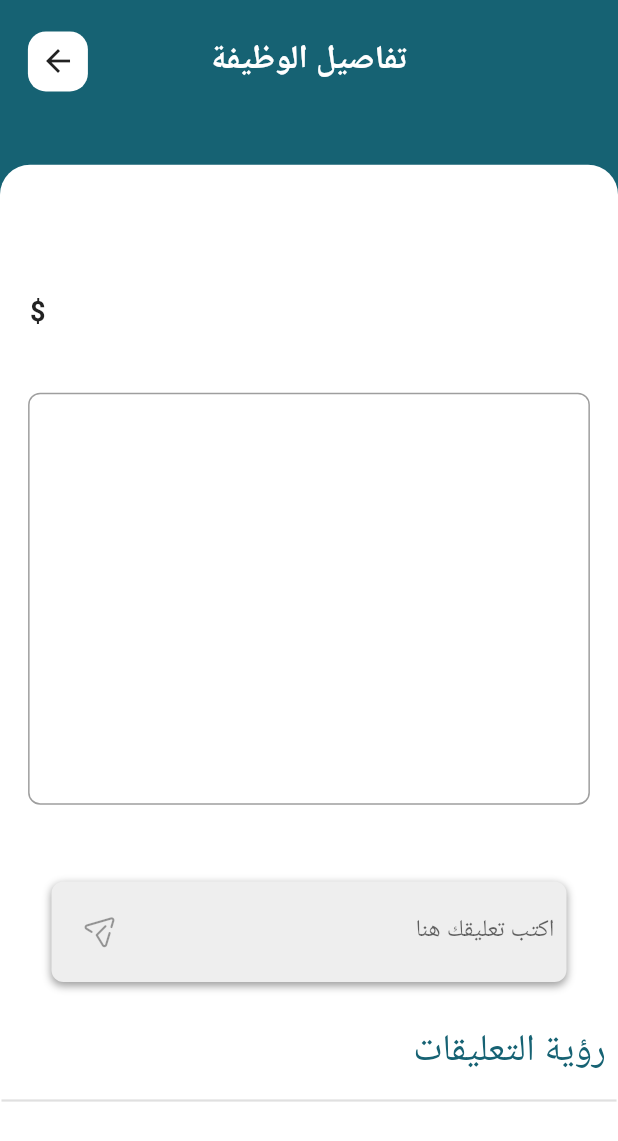
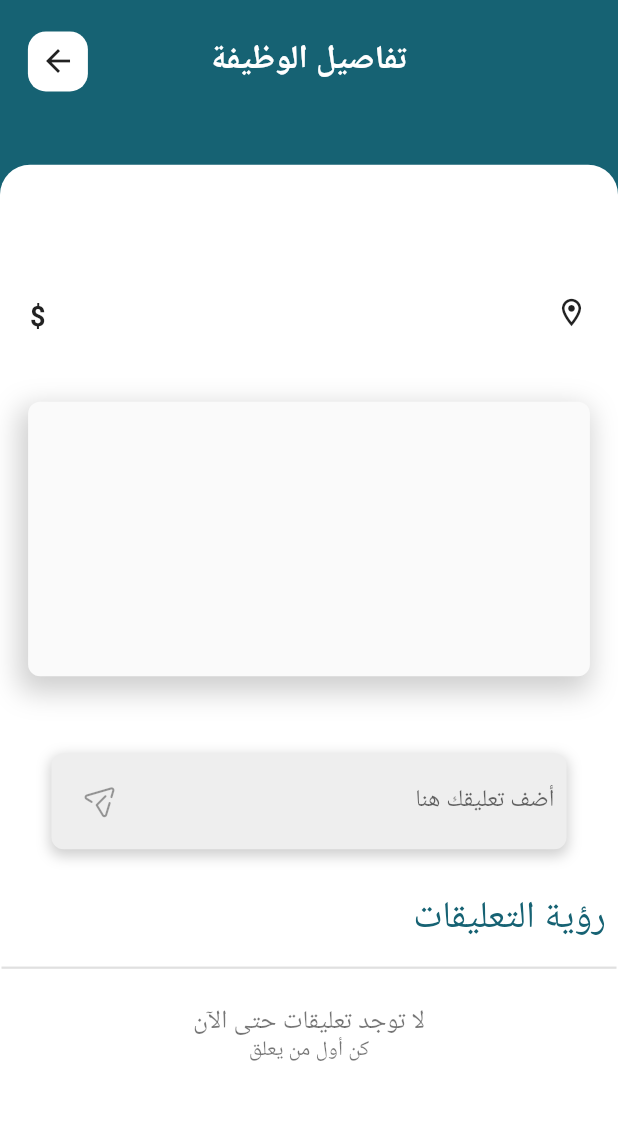
Before and after one commit to khalilgit1020/craft-up, a Flutter app: the PostScreen screen opened directly with empty values, on a phone screen of 412 x 824 dp. Shown: the top 1141 px of the screen. Run offline on Flutter 3.47's test engine with Material 2 defaults, Android fonts, the phone set to English and light mode, and no system bars; our stand-ins replace animated_bottom_navigation_bar, bloc, cached_network_image, cloud_firestore, firebase_auth, firebase_core and 8 more; accounts and stored records are empty; network calls fail.

```diff
--- a/lib/main.dart
+++ b/lib/main.dart
@@ -59,7 +59,6 @@ class MyApp extends StatelessWidget {
     return BlocProvider(
       create: (context) => CraftHomeCubit()
         ..getUserData()
-        ..getMySavedPostsId()
         ..checkIfLocationPermissionAllowedd(),
       child: BlocConsumer<CraftHomeCubit, CraftStates>(
         listener: (context, state) {},
--- a/lib/screens/auth/login_screen.dart
+++ b/lib/screens/auth/login_screen.dart
@@ -243,7 +243,7 @@ class _CraftLoginScreenState extends State<CraftLoginScreen> {
                               width: double.infinity,
                               decoration: BoxDecoration(
                                 color: mainColor,
-                                borderRadius: BorderRadius.circular(8),
+                                borderRadius: BorderRadius.circular(4),
                               ),
                               height: 60,
                               child: state is CraftLoginLoadingState
--- a/lib/screens/auth/register_screen.dart
+++ b/lib/screens/auth/register_screen.dart
@@ -553,7 +553,7 @@ class _CraftRegisterScreenState extends State<CraftRegisterScreen> {
                                 width: double.infinity,
                                 decoration: BoxDecoration(
                                   color: mainColor,
-                                  borderRadius: BorderRadius.circular(8),
+                                  borderRadius: BorderRadius.circular(4),
                                 ),
                                 height: 60,
                                 child: state is CraftRegisterLoadingState
--- a/lib/screens/chat/chat_details.dart
+++ b/lib/screens/chat/chat_details.dart
@@ -155,9 +155,10 @@ class _ChatDetailsScreenState extends State<ChatDetailsScreen> {
                               ),
                             ),
                     ),
+                    const SizedBox(height: 10,),
                     Container(
                       decoration: BoxDecoration(
-                        borderRadius: BorderRadius.circular(15),
+                        borderRadius: BorderRadius.circular(25),
                       ),
                       clipBehavior: Clip.antiAliasWithSaveLayer,
                       child: Row(
--- a/lib/screens/post/post_screen.dart
+++ b/lib/screens/post/post_screen.dart
@@ -134,11 +134,25 @@ class _PostScreenState extends State<PostScreen> {
                                 mainAxisAlignment:
                                     MainAxisAlignment.spaceBetween,
                                 children: [
+                                  Row(
+                                    children: [
+                                      const Padding(
+                                        padding: EdgeInsets.only(bottom: 5.0),
+                                        child: Icon(
+                                          Icons.location_on_outlined,
+                                          size: 22,
+                                        ),
+                                      ),
+                                      const SizedBox(
+                                        width: 2,
+                                      ),
                                       Text(
                                         widget.model.location!,
                                         style: const TextStyle(
                                             fontSize: 18,
                                             fontWeight: FontWeight.bold),
+                                      ),
+                                    ],
                                   ),
                                   Text(
                                     '${widget.model.salary!} \$',
@@ -156,17 +170,24 @@ class _PostScreenState extends State<PostScreen> {
                             // post text
                             Center(
                               child: Container(
-                                height: size.height / 3,
+                                height: size.height / 4.5,
                                 width: size.width / 1.1,
                                 decoration: BoxDecoration(
                                   borderRadius: BorderRadius.circular(8),
-                                  border: Border.all(
-                                    color: Colors.grey,
+                                  color:
+                                      Theme.of(context).scaffoldBackgroundColor,
+                                  boxShadow: [
+                                    BoxShadow(
+                                      color: Colors.grey.withOpacity(0.5),
+                                      spreadRadius: 3,
+                                      blurRadius: 15,
+                                      offset: const Offset(-3, 7),
                                     ),
+                                  ],
                                 ),
                                 margin: const EdgeInsets.all(10.0),
                                 padding: const EdgeInsets.symmetric(
-                                    horizontal: 10.0, vertical: 5),
+                                    horizontal: 10.0, vertical: 10),
                                 child: SingleChildScrollView(
                                   child: Text(
                                     widget.model.text!,
@@ -186,20 +207,21 @@ class _PostScreenState extends State<PostScreen> {
                             Center(
                               child: Container(
                                 padding: const EdgeInsets.symmetric(
-                                  horizontal: 8,
-                                  vertical: 4,
+                                    horizontal: 8, vertical: 8),
+                                constraints: const BoxConstraints(
+                                  maxHeight: 100,
                                 ),
                                 width: size.width / 1.2,
                                 decoration: BoxDecoration(
                                   color: Colors.grey.shade200,
                                   borderRadius: BorderRadius.circular(8),
-                                  boxShadow: const [
+                                  boxShadow: [
                                     BoxShadow(
-                                      color: Colors.grey,
-                                      spreadRadius: 0.1,
-                                      blurRadius: 4,
-                                      offset: Offset(
-                                          0, 2), // changes position of shadow
+                                      color: Colors.grey.withOpacity(0.5),
+                                      spreadRadius: 1,
+                                      blurRadius: 7,
+                                      offset: const Offset(
+                                          0, 3), // changes position of shadow
                                     ),
                                   ],
                                 ),
@@ -207,6 +229,8 @@ class _PostScreenState extends State<PostScreen> {
                                   children: [
                                     Expanded(
                                       child: TextFormField(
+                                        minLines: 1,
+                                        maxLines: 10,
                                         controller: commentController,
                                         keyboardType: TextInputType.text,
                                         validator: (value) {
@@ -226,8 +250,10 @@ class _PostScreenState extends State<PostScreen> {
                                           }
                                         },
                                         decoration: const InputDecoration(
+                                          contentPadding:
+                                              EdgeInsets.symmetric(vertical: 0),
                                           border: InputBorder.none,
-                                          label: Text('اكتب تعليقك هنا'),
+                                          label: Text('أضف تعليقك هنا'),
 /*suffixIcon: Icon(
                                           IconBroken.Send,
                                           color: Colors.blue,
@@ -286,13 +312,14 @@ class _PostScreenState extends State<PostScreen> {
                             const SizedBox(
                               height: 20,
                             ),
-
+                            if (cubit.comments!.isNotEmpty)
                               ListView.separated(
                                 reverse: true,
                                 shrinkWrap: true,
                                 physics: const NeverScrollableScrollPhysics(),
                                 itemCount: cubit.comments!.length,
-                              separatorBuilder: (context, index) => MyDivider(),
+                                separatorBuilder: (context, index) =>
+                                    MyDivider(startIndent: 15, endIndent: 15),
                                 itemBuilder: (context, index) {
                                   // cubit.getComments(postId: model.postId);
 
@@ -303,7 +330,29 @@ class _PostScreenState extends State<PostScreen> {
                                       cubit: cubit);
                                 },
                               ),
-
+                            if (cubit.comments!.isEmpty)
+                              SizedBox(
+                                width: double.infinity,
+                                child: Column(
+                                  crossAxisAlignment: CrossAxisAlignment.center,
+                                  children: [
+                                    Text(
+                                      'لا توجد تعليقات حتى الآن',
+                                      style: Theme.of(context)
+                                          .textTheme
+                                          .caption!
+                                          .copyWith(fontSize: 17, height: 1),
+                                    ),
+                                    Text(
+                                      'كن أول من يعلق',
+                                      style: Theme.of(context)
+                                          .textTheme
+                                          .caption!
+                                          .copyWith(fontSize: 14, height: 1.3),
+                                    ),
+                                  ],
+                                ),
+                              ),
                             const SizedBox(
                               height: 20,
                             ),
@@ -373,9 +422,7 @@ class _PostScreenState extends State<PostScreen> {
                 Text(
                   cubit.specialUser![model.userId]!.name!,
                   style: const TextStyle(
-                    fontSize: 16,
-                    fontWeight: FontWeight.bold
-                  ),
+                      fontSize: 16, fontWeight: FontWeight.bold),
                 ),
                 Text(
                   model.comment.toString(),
--- a/lib/screens/settings_screen/edit_profile_screen.dart
+++ b/lib/screens/settings_screen/edit_profile_screen.dart
@@ -342,10 +342,10 @@ class EditProfileScreen extends StatelessWidget {
                             // for edit button
                             Center(
                               child: Container(
-                                width: size.width / 1.3,
+                                width: size.width / 1.2,
                                 decoration: BoxDecoration(
                                   color: mainColor,
-                                  borderRadius: BorderRadius.circular(8),
+                                  borderRadius: BorderRadius.circular(4),
                                 ),
                                 height: 60,
                                 child: state is CraftUserUpdateLoadingState
--- a/lib/screens/settings_screen/write_suggestion.dart
+++ b/lib/screens/settings_screen/write_suggestion.dart
@@ -107,8 +107,9 @@ class WriteSuggetion extends StatelessWidget {
                     height: size.height / 15,
                   ),
                   MaterialButton(
-                    minWidth: size.width /1.4,
-                    height: 55,
+                    minWidth: size.width /1.2,
+                    shape: RoundedRectangleBorder(borderRadius: BorderRadius.circular(4)),
+                    height: 60,
                     color: mainColor,
                     onPressed:(){
                       var date = DateTime.now();
--- a/lib/widgets/my_divider.dart
+++ b/lib/widgets/my_divider.dart
@@ -1,9 +1,11 @@
 import 'package:flutter/material.dart';
 import 'package:graduation/constants.dart';
 
-Padding MyDivider()=> Padding(
-  padding:const  EdgeInsets.all(1),
+Padding MyDivider({double? startIndent = 0, double? endIndent = 0})=> Padding(
+  padding:const EdgeInsets.all(1),
   child: Divider(
     thickness: 1.5,
+    indent: startIndent,
+    endIndent: endIndent,
   ),
 );
```
Also changed, not shown: lib/bloc/home_cubit.dart (+8 -12 lines), lib/models/comment_model.dart (+5 -5 lines), lib/screens/bottom_bar/new_post_screen.dart (+4 -6 lines), lib/screens/settings_screen/settings_screen.dart (+61 -15 lines). Lines whose indentation alone changed are shown as unchanged.
